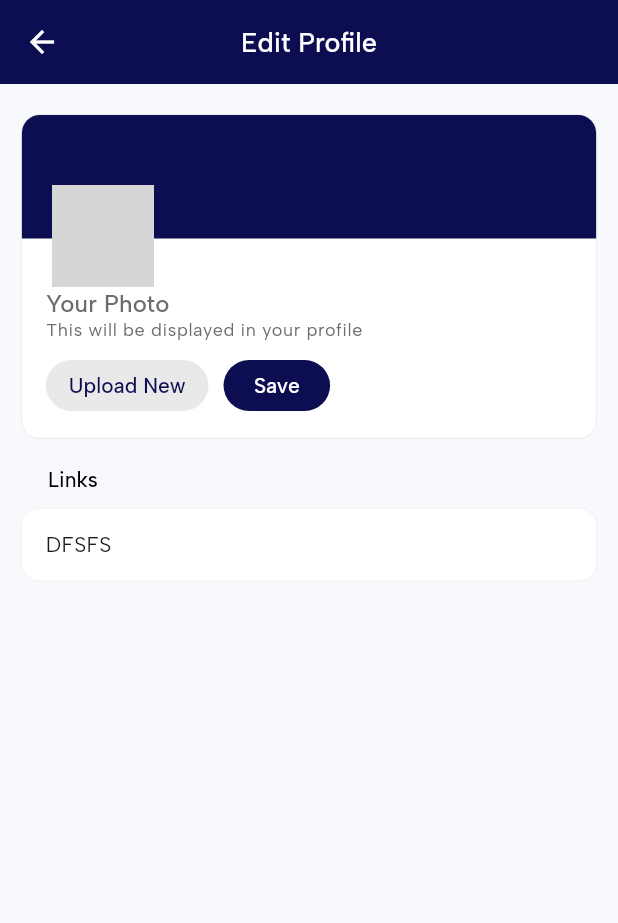
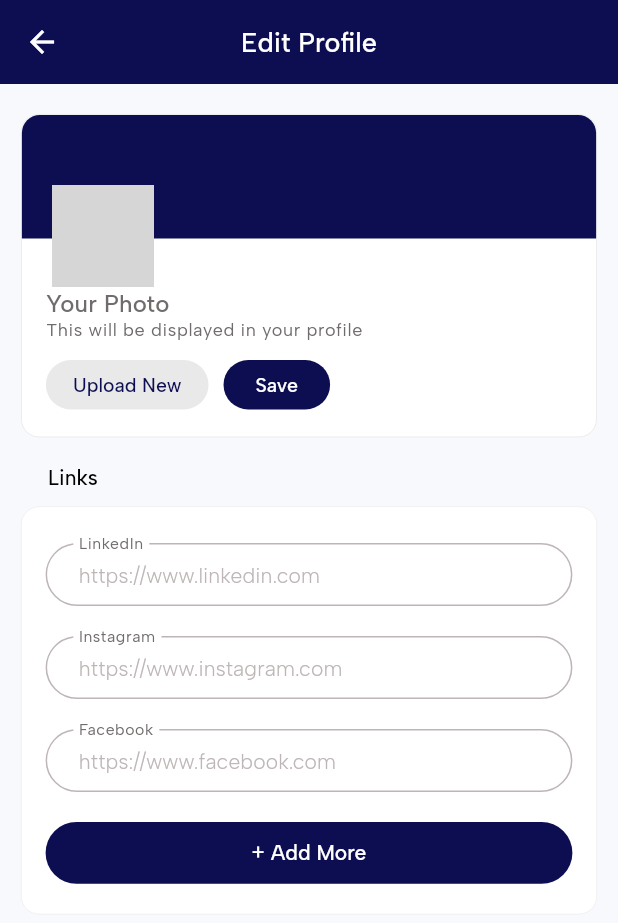
Before and after one commit to saugatBhupal/co-sphere, a Flutter app: the EditProfileScreen screen opened by its route, on a phone screen of 412 x 824 dp. Shown: the top 923 px of the screen. Run offline on Flutter 3.47's test engine with Material 3 defaults, Android fonts, the phone set to English and light mode, and no system bars; drawn by our look-alikes of cached_network_image; our stand-ins replace flutter_svg, shimmer; network calls fail; grey boxes are pictures that could not be loaded.

Commit message:
edit links card and input field

```diff
--- a/lib/src/core/constants/app_strings.dart
+++ b/lib/src/core/constants/app_strings.dart
@@ -93,4 +93,11 @@ class AppStrings {
   static const photoDisplay = "This will be displayed in your profile";
   static const upload = "Upload New";
   static const save = "Save";
+  static const linkedIn = "LinkedIn";
+  static const instagram = "Instagram";
+  static const facebook = "Facebook";
+  static const linkedInLink = "https://www.linkedin.com";
+  static const instagramLink = "https://www.instagram.com";
+  static const facebookLink = "https://www.facebook.com";
+  static const add = "+ Add";
 }
--- a/lib/src/core/utils/form_validator.dart
+++ b/lib/src/core/utils/form_validator.dart
@@ -1,4 +1,3 @@
-
 import 'package:cosphere/src/core/constants/app_strings.dart';
 import 'package:cosphere/src/core/utils/text_utils.dart';
 
--- a/lib/src/features/profile/presentation/widgets/edit_images.dart
+++ b/lib/src/features/profile/presentation/widgets/edit_images.dart
@@ -72,7 +72,7 @@ class EditImages extends StatelessWidget {
                       width: context.width / 3.8,
                       child: const LightRoundedButton(
                         title: AppStrings.upload,
-                        fontSize: 14,
+                        fontSize: 13,
                         padding: EdgeInsets.symmetric(vertical: 8),
                       ),
                     ),
@@ -81,7 +81,7 @@ class EditImages extends StatelessWidget {
                       width: context.width / 5.8,
                       child: const DarkRoundedButton(
                         title: AppStrings.save,
-                        fontSize: 14,
+                        fontSize: 13,
                         padding:
                             EdgeInsets.symmetric(vertical: 8, horizontal: 6),
                       ),
--- a/lib/src/features/profile/presentation/widgets/edit_links.dart
+++ b/lib/src/features/profile/presentation/widgets/edit_links.dart
@@ -1,12 +1,41 @@
 import 'package:cosphere/src/core/constants/app_colors.dart';
+import 'package:cosphere/src/core/constants/app_strings.dart';
 import 'package:cosphere/src/core/constants/media_query_values.dart';
+import 'package:cosphere/widgets/buttons/dark_rounded_button.dart';
+import 'package:cosphere/widgets/input_fields/link_field.dart';
 import 'package:flutter/material.dart';
 
-class EditLinks extends StatelessWidget {
+class EditLinks extends StatefulWidget {
   const EditLinks({super.key});
 
   @override
+  State<EditLinks> createState() => _EditLinksState();
+}
+
+class _EditLinksState extends State<EditLinks> {
+  late final TextEditingController _linkedInController;
+  late final TextEditingController _instagramController;
+  late final TextEditingController _facebookController;
+
+  @override
+  void initState() {
+    _linkedInController = TextEditingController();
+    _instagramController = TextEditingController();
+    _facebookController = TextEditingController();
+    super.initState();
+  }
+
+  @override
+  void dispose() {
+    _linkedInController.dispose();
+    _instagramController.dispose();
+    _facebookController.dispose();
+    super.dispose();
+  }
+
+  @override
   Widget build(BuildContext context) {
+    const _gap = SizedBox(height: 20);
     return Container(
       width: context.width,
       padding: const EdgeInsets.symmetric(vertical: 14, horizontal: 16),
@@ -18,7 +47,32 @@ class EditLinks extends StatelessWidget {
       child: Column(
         crossAxisAlignment: CrossAxisAlignment.start,
         children: [
-          Text("DFSFS"),
+          const SizedBox(height: 10),
+          LinkField(
+            textController: _linkedInController,
+            label: AppStrings.linkedIn,
+            hintText: AppStrings.linkedInLink,
+          ),
+          _gap,
+          LinkField(
+            textController: _instagramController,
+            label: AppStrings.instagram,
+            hintText: AppStrings.instagramLink,
+          ),
+          _gap,
+          LinkField(
+            textController: _facebookController,
+            label: AppStrings.facebook,
+            hintText: AppStrings.facebookLink,
+          ),
+          _gap,
+          DarkRoundedButton(
+            title: "${AppStrings.add} ${AppStrings.more}",
+            height: context.height / 20,
+            fontSize: 14,
+            padding: const EdgeInsets.symmetric(vertical: 8),
+          ),
+          const SizedBox(height: 6),
         ],
       ),
     );
--- a/lib/widgets/buttons/dark_rounded_button.dart
+++ b/lib/widgets/buttons/dark_rounded_button.dart
@@ -7,6 +7,7 @@ class DarkRoundedButton extends StatelessWidget {
   final String title;
   final String? icon;
   final double fontSize;
+  final double? height;
 
   final EdgeInsetsGeometry? padding;
   final Function()? onPressed;
@@ -16,6 +17,7 @@ class DarkRoundedButton extends StatelessWidget {
     this.onPressed,
     this.fontSize = 18,
     this.padding,
+    this.height,
     this.icon,
   });
 
@@ -23,6 +25,7 @@ class DarkRoundedButton extends StatelessWidget {
   Widget build(BuildContext context) {
     return Container(
       width: context.width,
+      height: height,
       child: Material(
         color: AppColors.midnight,
         borderRadius: const BorderRadius.all(Radius.circular(32)),
@@ -49,9 +52,10 @@ class DarkRoundedButton extends StatelessWidget {
                   child: Text(
                     title,
                     style: Theme.of(context).textTheme.titleLarge!.copyWith(
-                        color: AppColors.white,
-                        fontWeight: FontThickness.medium,
-                        fontSize: fontSize),
+                          color: AppColors.white,
+                          fontWeight: FontThickness.medium,
+                          fontSize: fontSize,
+                        ),
                   ),
                 ),
               ],
--- /dev/null
+++ b/lib/widgets/input_fields/link_field.dart
@@ -0,0 +1,61 @@
+import 'package:cosphere/src/core/constants/app_colors.dart';
+import 'package:cosphere/src/core/constants/app_fonts.dart';
+import 'package:cosphere/src/core/constants/app_strings.dart';
+import 'package:flutter/material.dart';
+
+class LinkField extends StatelessWidget {
+  final TextEditingController textController;
+  final FormFieldValidator<String>? validator;
+  final String label;
+  final String? icon;
+  final String? hintText;
+
+  LinkField({
+    super.key,
+    required this.textController,
+    required this.label,
+    this.icon,
+    this.hintText,
+    this.validator,
+  });
+
+  @override
+  Widget build(BuildContext context) {
+    final _textTheme = Theme.of(context).textTheme;
+    return SizedBox(
+      height: 42,
+      child: TextFormField(
+        controller: textController,
+        keyboardType: TextInputType.emailAddress,
+        cursorColor: AppColors.midnight,
+        validator: validator,
+        autovalidateMode: AutovalidateMode.onUserInteraction,
+        style: _textTheme.titleSmall!.copyWith(
+          fontSize: 15,
+          color: AppColors.winter,
+          fontWeight: FontThickness.regular,
+        ),
+        decoration: InputDecoration(
+          hintText: hintText ?? "${AppStrings.enter} ${label.toLowerCase()}",
+          prefixIcon: icon != null
+              ? Padding(
+                  padding: const EdgeInsets.only(right: 10, left: 18),
+                  child: Image.asset(
+                    icon!,
+                    height: 24,
+                    width: 24,
+                    fit: BoxFit.contain,
+                  ),
+                )
+              : null,
+          labelText: label,
+          labelStyle: _textTheme.bodyLarge!.copyWith(
+            color: AppColors.grey,
+            fontWeight: FontThickness.regular,
+          ),
+          contentPadding: const EdgeInsets.symmetric(horizontal: 18),
+        ),
+      ),
+    );
+  }
+}
```
Also changed, not shown: lib/widgets/input_fields/input_field.dart (+7 -46 lines).
